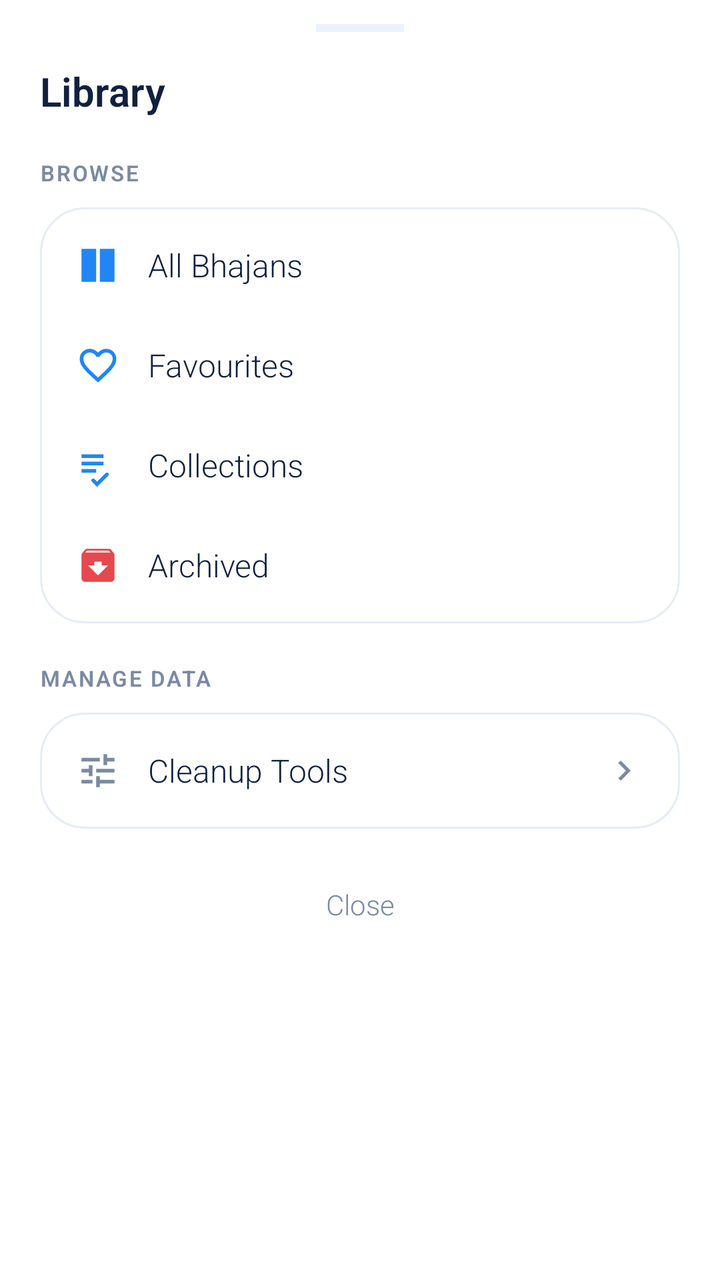
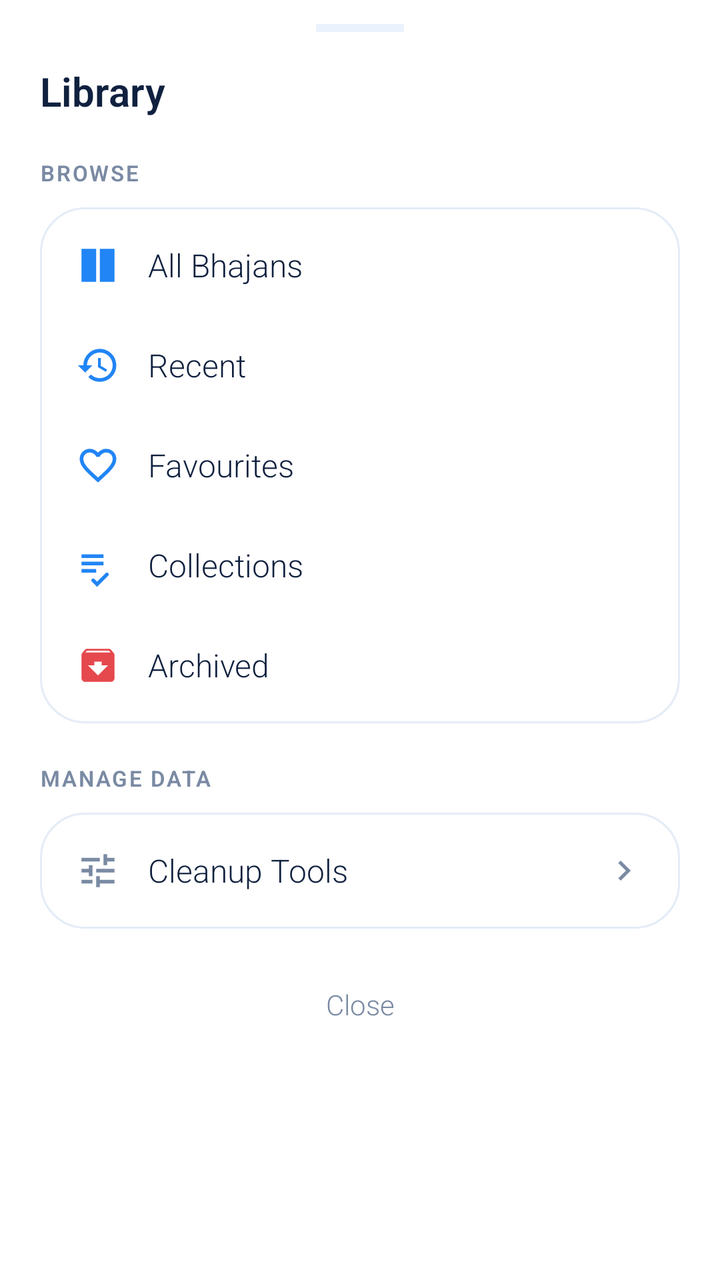

Compare the two renders of this Android layout. The source of the first and the diff that turns it into the second are given below.
<!-- AndroidManifest.xml: application theme Theme.BhajanApp -->
<!-- res/layout/dialog_library_overflow.xml -->
<LinearLayout xmlns:android="http://schemas.android.com/apk/res/android"
    xmlns:app="http://schemas.android.com/apk/res-auto"
    android:layout_width="match_parent"
    android:layout_height="wrap_content"
    android:background="@drawable/bg_bottom_sheet"
    android:orientation="vertical"
    android:paddingHorizontal="20dp"
    android:paddingBottom="24dp">

    <View
        android:layout_width="44dp"
        android:layout_height="4dp"
        android:layout_gravity="center_horizontal"
        android:layout_marginTop="12dp"
        android:background="@color/muted" />

    <TextView
        android:layout_width="match_parent"
        android:layout_height="wrap_content"
        android:layout_marginTop="16dp"
        android:text="Library"
        android:textColor="@color/text_primary"
        android:textSize="20sp"
        android:textStyle="bold" />

    
    <TextView
        android:layout_width="wrap_content"
        android:layout_height="wrap_content"
        android:layout_marginTop="20dp"
        android:letterSpacing="0.08"
        android:text="BROWSE"
        android:textColor="@color/text_secondary"
        android:textSize="11sp"
        android:textStyle="bold" />

    <LinearLayout
        android:layout_width="match_parent"
        android:layout_height="wrap_content"
        android:layout_marginTop="10dp"
        android:background="@drawable/bg_card"
        android:orientation="vertical"
        android:padding="4dp">

        
        <LinearLayout
            android:id="@+id/menu_all"
            android:layout_width="match_parent"
            android:layout_height="50dp"
            android:background="?attr/selectableItemBackground"
            android:gravity="center_vertical"
            android:orientation="horizontal"
            android:paddingStart="14dp"
            android:paddingEnd="14dp">

            <ImageView
                android:layout_width="22dp"
                android:layout_height="22dp"
                android:src="@drawable/ic_all"
                android:tint="@color/accent" />

            <TextView
                android:layout_width="0dp"
                android:layout_height="wrap_content"
                android:layout_marginStart="14dp"
                android:layout_weight="1"
                android:text="All Bhajans"
                android:textColor="@color/text_primary"
                android:textSize="16sp" />

            <TextView
                android:id="@+id/count_all"
                android:layout_width="wrap_content"
                android:layout_height="wrap_content"
                android:textColor="@color/text_secondary"
                android:textSize="13sp" />

            <ImageView
                android:id="@+id/check_all"
                android:layout_width="18dp"
                android:layout_height="18dp"
                android:layout_marginStart="8dp"
                android:src="@drawable/ic_check"
                android:tint="@color/accent"
                android:visibility="gone" />
        </LinearLayout>

        
        <LinearLayout
            android:id="@+id/menu_fav"
            android:layout_width="match_parent"
            android:layout_height="50dp"
            android:background="?attr/selectableItemBackground"
            android:gravity="center_vertical"
            android:orientation="horizontal"
            android:paddingStart="14dp"
            android:paddingEnd="14dp">

            <ImageView
                android:layout_width="22dp"
                android:layout_height="22dp"
                android:src="@drawable/ic_heart_outline"
                android:tint="@color/accent" />

            <TextView
                android:layout_width="0dp"
                android:layout_height="wrap_content"
                android:layout_marginStart="14dp"
                android:layout_weight="1"
                android:text="Favourites"
                android:textColor="@color/text_primary"
                android:textSize="16sp" />

            <TextView
                android:id="@+id/count_fav"
                android:layout_width="wrap_content"
                android:layout_height="wrap_content"
                android:textColor="@color/text_secondary"
                android:textSize="13sp" />

            <ImageView
                android:id="@+id/check_fav"
                android:layout_width="18dp"
                android:layout_height="18dp"
                android:layout_marginStart="8dp"
                android:src="@drawable/ic_check"
                android:tint="@color/accent"
                android:visibility="gone" />
        </LinearLayout>

        
        <LinearLayout
            android:id="@+id/menu_collections"
            android:layout_width="match_parent"
            android:layout_height="50dp"
            android:background="?attr/selectableItemBackground"
            android:gravity="center_vertical"
            android:orientation="horizontal"
            android:paddingStart="14dp"
            android:paddingEnd="14dp">

            <ImageView
                android:layout_width="22dp"
                android:layout_height="22dp"
                android:src="@drawable/ic_playlist"
                android:tint="@color/accent" />

            <TextView
                android:layout_width="0dp"
                android:layout_height="wrap_content"
                android:layout_marginStart="14dp"
                android:layout_weight="1"
                android:text="Collections"
                android:textColor="@color/text_primary"
                android:textSize="16sp" />

            <TextView
                android:id="@+id/count_collections"
                android:layout_width="wrap_content"
                android:layout_height="wrap_content"
                android:textColor="@color/text_secondary"
                android:textSize="13sp" />

            <ImageView
                android:id="@+id/check_collections"
                android:layout_width="18dp"
                android:layout_height="18dp"
                android:layout_marginStart="8dp"
                android:src="@drawable/ic_check"
                android:tint="@color/accent"
                android:visibility="gone" />
        </LinearLayout>

        
        <LinearLayout
            android:id="@+id/menu_archived"
            android:layout_width="match_parent"
            android:layout_height="50dp"
            android:background="?attr/selectableItemBackground"
            android:gravity="center_vertical"
            android:orientation="horizontal"
            android:paddingStart="14dp"
            android:paddingEnd="14dp">

            <ImageView
                android:layout_width="22dp"
                android:layout_height="22dp"
                android:src="@drawable/ic_archive"
                android:tint="@color/red" />

            <TextView
                android:layout_width="0dp"
                android:layout_height="wrap_content"
                android:layout_marginStart="14dp"
                android:layout_weight="1"
                android:text="Archived"
                android:textColor="@color/text_primary"
                android:textSize="16sp" />

            <TextView
                android:id="@+id/count_archived"
                android:layout_width="wrap_content"
                android:layout_height="wrap_content"
                android:textColor="@color/text_secondary"
                android:textSize="13sp" />

            <ImageView
                android:id="@+id/check_archived"
                android:layout_width="18dp"
                android:layout_height="18dp"
                android:layout_marginStart="8dp"
                android:src="@drawable/ic_check"
                android:tint="@color/accent"
                android:visibility="gone" />
        </LinearLayout>
    </LinearLayout>

    
    <TextView
        android:layout_width="wrap_content"
        android:layout_height="wrap_content"
        android:layout_marginTop="20dp"
        android:letterSpacing="0.08"
        android:text="MANAGE DATA"
        android:textColor="@color/text_secondary"
        android:textSize="11sp"
        android:textStyle="bold" />

    <LinearLayout
        android:layout_width="match_parent"
        android:layout_height="wrap_content"
        android:layout_marginTop="10dp"
        android:background="@drawable/bg_card"
        android:orientation="vertical"
        android:padding="4dp">

        
        <LinearLayout
            android:id="@+id/menu_manage_toggle"
            android:layout_width="match_parent"
            android:layout_height="50dp"
            android:background="?attr/selectableItemBackground"
            android:gravity="center_vertical"
            android:orientation="horizontal"
            android:paddingStart="14dp"
            android:paddingEnd="14dp">

            <ImageView
                android:layout_width="22dp"
                android:layout_height="22dp"
                android:src="@drawable/ic_tune"
                android:tint="@color/text_secondary" />

            <TextView
                android:id="@+id/tv_manage_label"
                android:layout_width="0dp"
                android:layout_height="wrap_content"
                android:layout_marginStart="14dp"
                android:layout_weight="1"
                android:text="Cleanup Tools"
                android:textColor="@color/text_primary"
                android:textSize="16sp" />

            <ImageView
                android:id="@+id/iv_manage_chevron"
                android:layout_width="20dp"
                android:layout_height="20dp"
                android:src="@drawable/ic_chevron_right"
                app:tint="@color/text_secondary" />
        </LinearLayout>

        
        <LinearLayout
            android:id="@+id/manage_options_container"
            android:layout_width="match_parent"
            android:layout_height="wrap_content"
            android:orientation="vertical"
            android:visibility="gone">

            <View
                android:layout_width="match_parent"
                android:layout_height="1dp"
                android:layout_marginStart="14dp"
                android:layout_marginEnd="14dp"
                android:background="@color/divider" />

            
            <LinearLayout
                android:id="@+id/menu_clear_recent"
                android:layout_width="match_parent"
                android:layout_height="46dp"
                android:background="?attr/selectableItemBackground"
                android:gravity="center_vertical"
                android:orientation="horizontal"
                android:paddingStart="14dp"
                android:paddingEnd="14dp">

                <ImageView
                    android:layout_width="20dp"
                    android:layout_height="20dp"
                    android:src="@drawable/ic_history"
                    app:tint="@color/text_secondary" />

                <TextView
                    android:layout_width="0dp"
                    android:layout_height="wrap_content"
                    android:layout_marginStart="14dp"
                    android:layout_weight="1"
                    android:text="Clear reading history"
                    android:textColor="@color/text_primary"
                    android:textSize="15sp" />
            </LinearLayout>

            
            <LinearLayout
                android:id="@+id/menu_clear_favs"
                android:layout_width="match_parent"
                android:layout_height="46dp"
                android:background="?attr/selectableItemBackground"
                android:gravity="center_vertical"
                android:orientation="horizontal"
                android:paddingStart="14dp"
                android:paddingEnd="14dp">

                <ImageView
                    android:layout_width="20dp"
                    android:layout_height="20dp"
                    android:src="@drawable/ic_heart_outline"
                    app:tint="@color/text_secondary" />

                <TextView
                    android:layout_width="0dp"
                    android:layout_height="wrap_content"
                    android:layout_marginStart="14dp"
                    android:layout_weight="1"
                    android:text="Clear all favourites"
                    android:textColor="@color/text_primary"
                    android:textSize="15sp" />
            </LinearLayout>

            
            <LinearLayout
                android:id="@+id/menu_unarchive_all"
                android:layout_width="match_parent"
                android:layout_height="46dp"
                android:background="?attr/selectableItemBackground"
                android:gravity="center_vertical"
                android:orientation="horizontal"
                android:paddingStart="14dp"
                android:paddingEnd="14dp">

                <ImageView
                    android:layout_width="20dp"
                    android:layout_height="20dp"
                    android:src="@drawable/ic_archive"
                    app:tint="@color/red" />

                <TextView
                    android:layout_width="0dp"
                    android:layout_height="wrap_content"
                    android:layout_marginStart="14dp"
                    android:layout_weight="1"
                    android:text="Unarchive all bhajans"
                    android:textColor="@color/red"
                    android:textSize="15sp" />
            </LinearLayout>
        </LinearLayout>
    </LinearLayout>

    
    <TextView
        android:id="@+id/btn_close"
        android:layout_width="match_parent"
        android:layout_height="44dp"
        android:layout_marginTop="16dp"
        android:gravity="center"
        android:text="Close"
        android:textColor="@color/text_secondary"
        android:textSize="14sp" />
</LinearLayout>
<!-- resources referenced by this layout -->
<resources>
  <color name="accent">#2185F5</color>
  <color name="divider">#E8EFF8</color>
  <color name="muted">#EAF2FD</color>
  <color name="red">#E5484D</color>
  <color name="text_primary">#10213F</color>
  <color name="text_secondary">#7A8AA3</color>
  <!-- drawable bg_bottom_sheet (drawable) -->
  <?xml version="1.0" encoding="utf-8"?>
  <shape xmlns:android="http://schemas.android.com/apk/res/android"
      android:shape="rectangle">
      <solid android:color="@color/card" />
      <corners
          android:topLeftRadius="24dp"
          android:topRightRadius="24dp" />
  </shape>
  <!-- drawable bg_card (drawable) -->
  <?xml version="1.0" encoding="utf-8"?>
  <shape xmlns:android="http://schemas.android.com/apk/res/android" android:shape="rectangle">
      <solid android:color="@color/card" />
      <corners android:radius="22dp" />
      <stroke android:width="1dp" android:color="@color/card_border" />
  </shape>
  <!-- drawable ic_all (drawable) -->
  <vector xmlns:android="http://schemas.android.com/apk/res/android"
      android:width="24dp"
      android:height="24dp"
      android:viewportWidth="24"
      android:viewportHeight="24">
      <path
          android:fillColor="#FF000000"
          android:pathData="M3,13h8V3H3v10zM3,21h8v-8H3v8zM13,21h8V11h-8v10zM13,3v8h8V3h-8z" />
  </vector>
  <!-- drawable ic_check (drawable) -->
  <vector xmlns:android="http://schemas.android.com/apk/res/android"
      android:width="24dp"
      android:height="24dp"
      android:viewportWidth="24"
      android:viewportHeight="24"
      android:tint="?attr/colorControlNormal">
      <path
          android:fillColor="@android:color/white"
          android:pathData="M9,16.17L4.83,12l-1.42,1.41L9,19 21,7l-1.41,-1.41z"/>
  </vector>
  <!-- drawable ic_chevron_right (drawable) -->
  <vector xmlns:android="http://schemas.android.com/apk/res/android"
      android:width="24dp"
      android:height="24dp"
      android:viewportWidth="24"
      android:viewportHeight="24">
      <path
          android:fillColor="#FF000000"
          android:pathData="M10,6L8.59,7.41 13.17,12l-4.58,4.59L10,18l6,-6z" />
  </vector>
  <!-- drawable ic_history (drawable) -->
  <vector xmlns:android="http://schemas.android.com/apk/res/android"
      android:width="24dp"
      android:height="24dp"
      android:viewportWidth="24"
      android:viewportHeight="24">
      <path
          android:fillColor="#FF000000"
          android:pathData="M13,3a9,9 0 0,0 -9,9H1l3.89,3.89 0.07,0.14L9,12H6a7,7 0 1,1 7,7c-1.9,0 -3.6,-0.76 -4.85,-1.99l-1.42,1.42A8.96,8.96 0 0,0 13,21a9,9 0 0,0 0,-18zM12,8v5l4.28,2.54 0.72,-1.21 -3.5,-2.08V8H12z" />
  </vector>
  <!-- drawable ic_tune (drawable) -->
  <vector xmlns:android="http://schemas.android.com/apk/res/android"
      android:width="24dp"
      android:height="24dp"
      android:viewportWidth="24"
      android:viewportHeight="24">
      <path
          android:fillColor="#FF000000"
          android:pathData="M3,17v2h6v-2L3,17zM3,5v2h10L13,5L3,5zM13,21v-2h8v-2h-8v-2h-2v6h2zM7,9v2L3,11v2h4v2h2L9,9L7,9zM21,13v-2L11,11v2h10zM15,9h2L17,7h4L21,5h-4L17,3h-2v6z" />
  </vector>
  <style name="Theme.BhajanApp" parent="Theme.MaterialComponents.DayNight.NoActionBar">
          <item name="colorPrimary">@color/accent</item>
          <item name="android:statusBarColor">@color/bg</item>
          <item name="android:windowLightStatusBar">true</item>
          <item name="android:fontFamily">sans-serif-light</item>
          <item name="fontFamily">sans-serif-light</item>
      </style>
  <color name="card">#FFFFFF</color>
  <color name="card_border">#E4ECF7</color>
  <color name="bg">#F4F8FE</color>
  <!-- unchanged entries left out for length: 3 -->
</resources>

<!-- the commit's change to res/layout/dialog_library_overflow.xml (unified diff, before → after) -->
@@ -1,5 +1,4 @@
 <LinearLayout xmlns:android="http://schemas.android.com/apk/res/android"
-    xmlns:app="http://schemas.android.com/apk/res-auto"
     android:layout_width="match_parent"
     android:layout_height="wrap_content"
     android:background="@drawable/bg_bottom_sheet"
@@ -7,6 +6,7 @@
     android:paddingHorizontal="20dp"
     android:paddingBottom="24dp">
 
+    
     <View
         android:layout_width="44dp"
         android:layout_height="4dp"
@@ -14,6 +14,7 @@
         android:layout_marginTop="12dp"
         android:background="@color/muted" />
 
+    
     <TextView
         android:layout_width="match_parent"
         android:layout_height="wrap_content"
@@ -23,6 +24,8 @@
         android:textSize="20sp"
         android:textStyle="bold" />
 
+    
+    
     
     <TextView
         android:layout_width="wrap_content"
@@ -87,6 +90,49 @@
 
         
         <LinearLayout
+            android:id="@+id/menu_recent"
+            android:layout_width="match_parent"
+            android:layout_height="50dp"
+            android:background="?attr/selectableItemBackground"
+            android:gravity="center_vertical"
+            android:orientation="horizontal"
+            android:paddingStart="14dp"
+            android:paddingEnd="14dp">
+
+            <ImageView
+                android:layout_width="22dp"
+                android:layout_height="22dp"
+                android:src="@drawable/ic_history"
+                android:tint="@color/accent" />
+
+            <TextView
+                android:layout_width="0dp"
+                android:layout_height="wrap_content"
+                android:layout_marginStart="14dp"
+                android:layout_weight="1"
+                android:text="Recent"
+                android:textColor="@color/text_primary"
+                android:textSize="16sp" />
+
+            <TextView
+                android:id="@+id/count_recent"
+                android:layout_width="wrap_content"
+                android:layout_height="wrap_content"
+                android:textColor="@color/text_secondary"
+                android:textSize="13sp" />
+
+            <ImageView
+                android:id="@+id/check_recent"
+                android:layout_width="18dp"
+                android:layout_height="18dp"
+                android:layout_marginStart="8dp"
+                android:src="@drawable/ic_check"
+                android:tint="@color/accent"
+                android:visibility="gone" />
+        </LinearLayout>
+
+        
+        <LinearLayout
             android:id="@+id/menu_fav"
             android:layout_width="match_parent"
             android:layout_height="50dp"
@@ -215,6 +261,8 @@
         </LinearLayout>
     </LinearLayout>
 
+    
+    
     
     <TextView
         android:layout_width="wrap_content"
@@ -266,7 +314,7 @@
                 android:layout_width="20dp"
                 android:layout_height="20dp"
                 android:src="@drawable/ic_chevron_right"
-                app:tint="@color/text_secondary" />
+                android:tint="@color/text_secondary" />
         </LinearLayout>
 
         
@@ -299,14 +347,14 @@
                     android:layout_width="20dp"
                     android:layout_height="20dp"
                     android:src="@drawable/ic_history"
-                    app:tint="@color/text_secondary" />
+                    android:tint="@color/text_secondary" />
 
                 <TextView
                     android:layout_width="0dp"
                     android:layout_height="wrap_content"
                     android:layout_marginStart="14dp"
                     android:layout_weight="1"
-                    android:text="Clear reading history"
+                    android:text="Clear all recent history"
                     android:textColor="@color/text_primary"
                     android:textSize="15sp" />
             </LinearLayout>
@@ -326,7 +374,7 @@
                     android:layout_width="20dp"
                     android:layout_height="20dp"
                     android:src="@drawable/ic_heart_outline"
-                    app:tint="@color/text_secondary" />
+                    android:tint="@color/text_secondary" />
 
                 <TextView
                     android:layout_width="0dp"
@@ -353,7 +401,7 @@
                     android:layout_width="20dp"
                     android:layout_height="20dp"
                     android:src="@drawable/ic_archive"
-                    app:tint="@color/red" />
+                    android:tint="@color/red" />
 
                 <TextView
                     android:layout_width="0dp"
